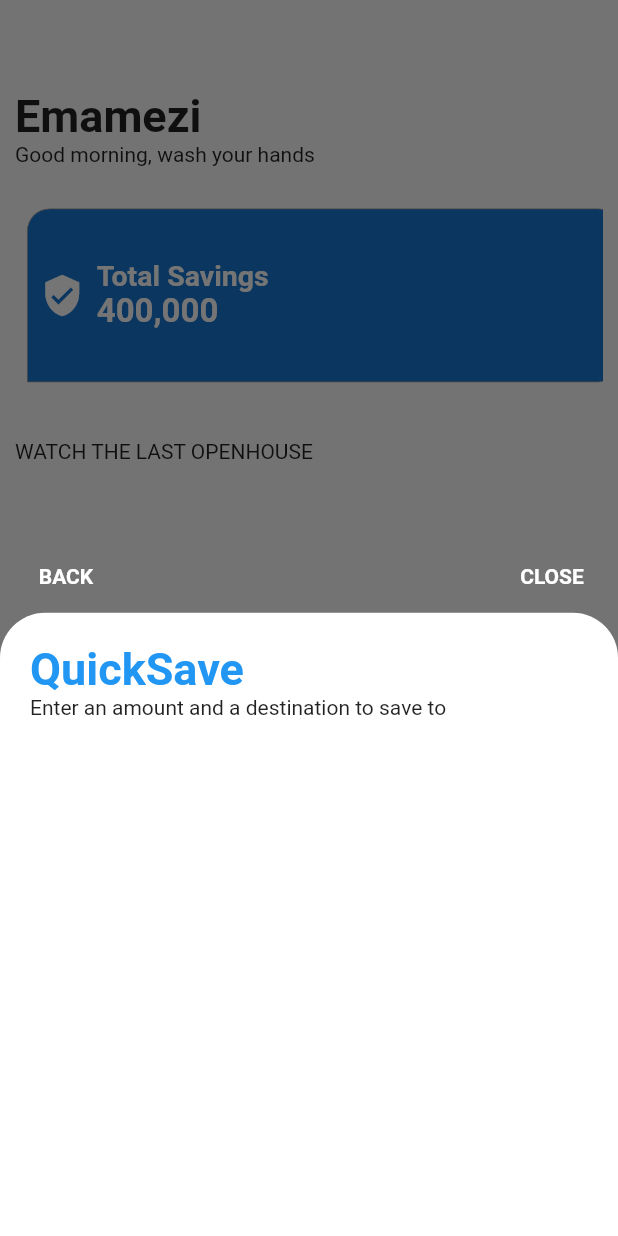
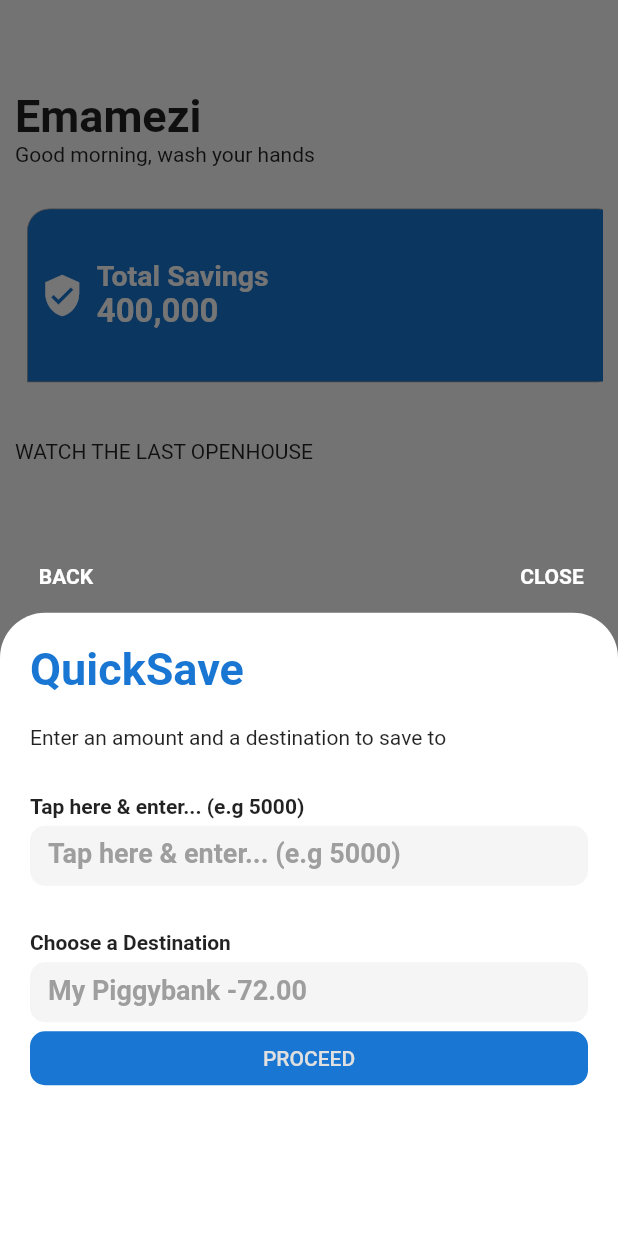
Before and after one commit to Emamezi/PiggyVest-UI-Clone, a Flutter app: the screen it shows after launch, after a tap on the "add" icon, on a phone screen of 412 x 824 dp. Run offline on Flutter 3.47's test engine with Material 2 defaults, Android fonts, the phone set to English and light mode, and no system bars.

Commit message:
wrapper view added

```diff
--- a/lib/main.dart
+++ b/lib/main.dart
@@ -1,8 +1,5 @@
 import 'package:flutter/material.dart';
-import './views/account_view.dart';
-import './views/home_view.dart';
-import './views/invest_view.dart';
-import './views/savings_view.dart';
+import './widgets/wrapper.dart';
 
 void main() => runApp(MyApp());
 
@@ -11,79 +8,12 @@ class MyApp extends StatelessWidget {
   Widget build(BuildContext context) {
     return MaterialApp(
       title: 'Flutter PiggyVest',
-      home: HomePage(),
+      theme: ThemeData(
+        primaryColor: Colors.blue.shade700,
+        accentColorBrightness: Brightness.dark,
+        // accentColor: Colors.blue,
+      ),
+      home: Wrapper(),
     );
   }
 }
-
-class HomePage extends StatefulWidget {
-  @override
-  _HomePageState createState() => _HomePageState();
-}
-
-class _HomePageState extends State<HomePage> {
-  int _selectedViewIndex = 0;
-  final List<Widget> _screens = [
-    HomeView(),
-    SavingsView(),
-    InvestView(),
-    AccountView(),
-  ];
-  @override
-  Widget build(BuildContext context) {
-    return Scaffold(
-      bottomNavigationBar: BottomNavigationBar(
-        iconSize: 30,
-        currentIndex: _selectedViewIndex,
-        backgroundColor: Colors.white,
-        type: BottomNavigationBarType.fixed,
-        fixedColor: Colors.grey,
-        elevation: 5.0,
-        // selectedItemColor: Colors.green,
-        items: [
-          BottomNavigationBarItem(
-            icon: Icon(
-              Icons.home,
-              color: _selectedViewIndex == 0 ? Colors.blue.shade700 : null,
-            ),
-            title: Text('Home'),
-          ),
-          BottomNavigationBarItem(
-            icon: Icon(
-              Icons.track_changes,
-              color: _selectedViewIndex == 1 ? Colors.blue.shade700 : null
-            ),
-            title: Text('Savings'),
-          ),
-          BottomNavigationBarItem(
-            icon: Icon(
-              Icons.airplanemode_active,
-              color: _selectedViewIndex == 2 ? Colors.blue.shade700 : null
-            ),
-            title: Text('Investment'),
-          ),
-          BottomNavigationBarItem(
-            icon: Icon(
-              Icons.person,
-              color: _selectedViewIndex == 3 ? Colors.blue.shade700 : null
-            ),
-            title: Text('Account'),
-            // activeIcon: Column(
-            //   children: <Widget>[
-            //     Icon(Icons.golf_course, size:40, color:Colors.blue[900]),
-            //     // Text('Home'),
-            //     Icon(Icons.donut_large),
-            //   ],
-            // )
-          ),
-        ],
-        onTap: (index) {
-          setState(() {
-            _selectedViewIndex = index;
-          });
-        },
-      ),
-      body: _screens[_selectedViewIndex],
-    );
-  }
-}
--- a/lib/model/products.dart
+++ b/lib/model/products.dart
@@ -1,4 +1,5 @@
-import 'package:practiceapp/model/new.dart';
+import 'package:practiceapp/model/product.dart';
+
 import 'package:flutter/material.dart';
 
 final List<Product> products = [
--- a/lib/views/home_view.dart
+++ b/lib/views/home_view.dart
@@ -73,7 +73,7 @@ Widget buildInfoContainer(
         ),
         border: Border.all(
           width: 1.0,
-          color: Colors.blue.shade700,
+          color: Theme.of(context).primaryColor,
         ),
       ),
       child: Row(
--- a/lib/widgets/quicksave.dart
+++ b/lib/widgets/quicksave.dart
@@ -1,4 +1,5 @@
 import 'package:flutter/material.dart';
+import 'package:practiceapp/widgets/quicksave_option.dart';
 
 class QuickSave extends StatefulWidget {
   final BuildContext ctx;
@@ -11,6 +12,7 @@ class _QuickSaveState extends State<QuickSave> {
   @override
   Widget build(BuildContext context) {
     return FloatingActionButton(
+      backgroundColor: Theme.of(context).primaryColor,
       onPressed: () {
         showModalBottomSheet(
           backgroundColor: Colors.transparent,
@@ -68,12 +70,37 @@ class _QuickSaveState extends State<QuickSave> {
                         Text(
                           'QuickSave',
                           style: TextStyle(
-                            color: Colors.blue,
+                            color: Theme.of(context).primaryColor,
                             fontWeight: FontWeight.bold,
                             fontSize: 30,
                           ),
                         ),
-                        Text('Enter an amount and a destination to save to')
+                        SizedBox(
+                          height: 20,
+                        ),
+                        Text('Enter an amount and a destination to save to'),
+                        QuickSaveOption(
+                          heading: 'Tap here & enter... (e.g 5000)',
+                          labelText: 'Tap here & enter... (e.g 5000)',
+                        ),
+                        QuickSaveOption(
+                          heading: 'Choose a Destination',
+                          labelText: 'My Piggybank -72.00',
+                        ),
+                        Container(
+                          width: double.infinity,
+                          child: FlatButton(
+                            color: Theme.of(context).primaryColor,
+                            textColor: Theme.of(context).buttonColor,
+                            shape: RoundedRectangleBorder(
+                              borderRadius: BorderRadius.circular(10),
+                            ),
+                            onPressed: () {},
+                            child: Text(
+                              'PROCEED',
+                            ),
+                          ),
+                        ),
                       ],
                     ),
                   ),
@@ -96,12 +123,3 @@ class _QuickSaveState extends State<QuickSave> {
     );
   }
 }
-
-
-
-//  Text('Tap here & enter... (e.g 5000)'),
-//                           TextField(
-//                             decoration: InputDecoration(
-//                               labelText: 'Tap here & enter... (e.g 5000)'
-//                             ),
-//                           ),
--- /dev/null
+++ b/lib/widgets/quicksave_option.dart
@@ -0,0 +1,52 @@
+import 'package:flutter/material.dart';
+
+class QuickSaveOption extends StatefulWidget {
+  final String heading;
+  final String labelText;
+
+  QuickSaveOption({
+    this.heading,
+    this.labelText,
+  });
+  @override
+  _QuickSaveOptionState createState() => _QuickSaveOptionState();
+}
+
+class _QuickSaveOptionState extends State<QuickSaveOption> {
+  @override
+  Widget build(BuildContext context) {
+    return Padding(
+      padding: const EdgeInsets.only(top: 30),
+      child: Column(
+        crossAxisAlignment: CrossAxisAlignment.start,
+        children: <Widget>[
+          Text(
+            widget.heading,
+            style: TextStyle(
+              fontWeight: FontWeight.bold,
+            ),
+          ),
+          SizedBox(height: 5),
+          Container(
+            height: 40,
+            child: TextField(
+              decoration: InputDecoration(
+                fillColor: Colors.grey[100],
+                border: OutlineInputBorder(
+                    borderSide: BorderSide.none,
+                    borderRadius: BorderRadius.circular(10)),
+                filled: true,
+                labelText: widget.labelText,
+                labelStyle: TextStyle(
+                  fontWeight: FontWeight.bold,
+                  fontSize: 18,
+                  color: Colors.grey.shade500,
+                ),
+              ),
+            ),
+          ),
+        ],
+      ),
+    );
+  }
+}
--- /dev/null
+++ b/lib/widgets/wrapper.dart
@@ -0,0 +1,77 @@
+import 'package:flutter/material.dart';
+import '../views/account_view.dart';
+import '../views/home_view.dart';
+import '../views/invest_view.dart';
+import '../views/savings_view.dart';
+
+class Wrapper extends StatefulWidget {
+  @override
+  _WrapperState createState() => _WrapperState();
+}
+
+class _WrapperState extends State<Wrapper> {
+  int _selectedViewIndex = 0;
+  final List<Widget> _screens = [
+    HomeView(),
+    SavingsView(),
+    InvestView(),
+    AccountView(),
+  ];
+  @override
+  Widget build(BuildContext context) {
+    return Scaffold(
+      bottomNavigationBar: BottomNavigationBar(
+        iconSize: 30,
+        currentIndex: _selectedViewIndex,
+        backgroundColor: Colors.white,
+        type: BottomNavigationBarType.fixed,
+        fixedColor: Colors.grey,
+        elevation: 5.0,
+        // selectedItemColor: Colors.green,
+        items: [
+          BottomNavigationBarItem(
+            icon: Icon(
+              Icons.home,
+              color: _selectedViewIndex == 0
+                  ? Theme.of(context).primaryColor
+                  : null,
+            ),
+            title: Text('Home'),
+          ),
+          BottomNavigationBarItem(
+            icon: Icon(Icons.track_changes,
+                color: _selectedViewIndex == 1
+                    ? Theme.of(context).primaryColor
+                    : null),
+            title: Text('Savings'),
+          ),
+          BottomNavigationBarItem(
+            icon: Icon(Icons.airplanemode_active,
+                color: _selectedViewIndex == 2
+                    ? Theme.of(context).primaryColor
+                    : null),
+            title: Text('Investment'),
+          ),
+          BottomNavigationBarItem(
+            icon: Icon(Icons.person,
+                color: _selectedViewIndex == 3 ? Colors.blue.shade700 : null),
+            title: Text('Account'),
+            // activeIcon: Column(
+            //   children: <Widget>[
+            //     Icon(Icons.golf_course, size:40, color:Colors.blue[900]),
+            //     // Text('Home'),
+            //     Icon(Icons.donut_large),
+            //   ],
+            // )
+          ),
+        ],
+        onTap: (index) {
+          setState(() {
+            _selectedViewIndex = index;
+          });
+        },
+      ),
+      body: _screens[_selectedViewIndex],
+    );
+  }
+}
--- a/pubspec.yaml
+++ b/pubspec.yaml
@@ -23,6 +23,7 @@ environment:
 dependencies:
   flutter:
     sdk: flutter
+  font_awesome_flutter: ^8.8.1
 
 
   # The following adds the Cupertino Icons font to your application.
```
Also changed, not shown: pubspec.lock.
